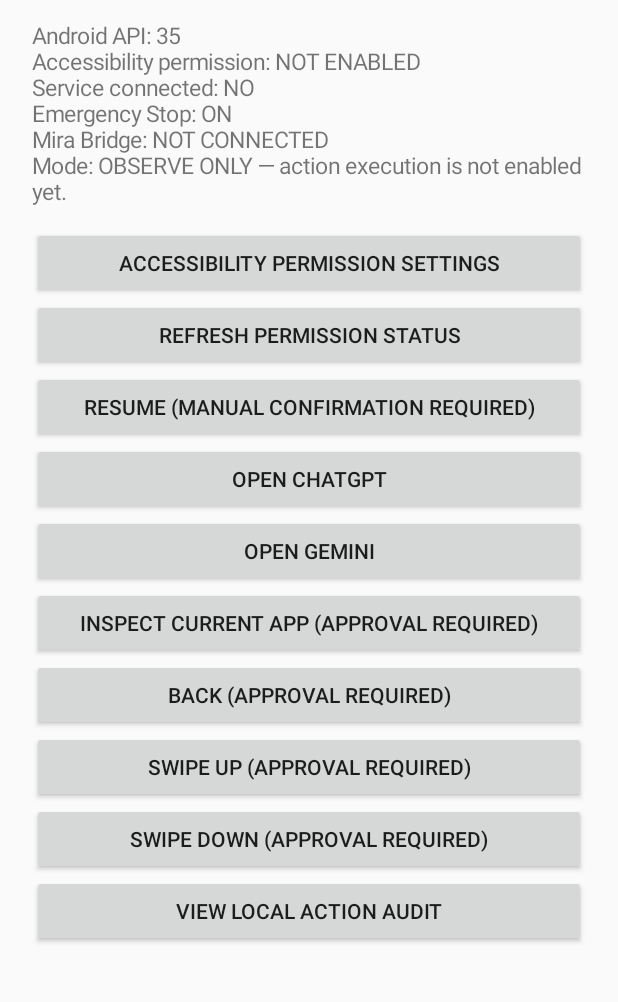
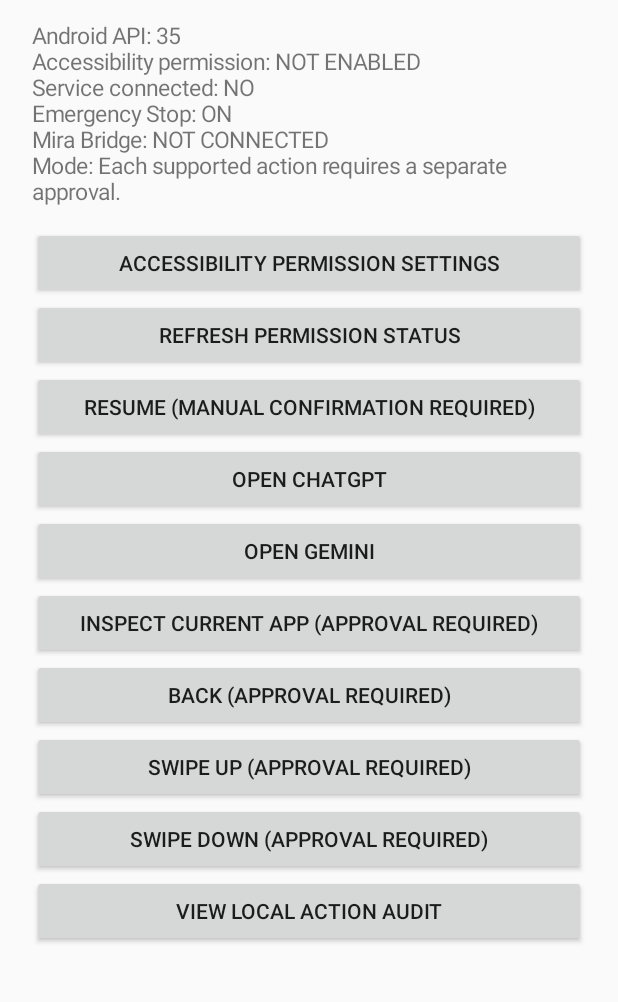
Before and after one commit to Shahed216215/APP-OPERATOR, an Android app: the screen it shows after launch (MainActivity), on a phone screen of 412 x 824 dp, the part 84-1086 px from its top. Run offline under Robolectric (Android 15) with nearby library versions, the phone set to English and light mode, and no system bars.

Commit message:
fix: report per-action approval mode accurately

```diff
--- a/app/src/main/java/com/mira/operator/MainActivity.kt
+++ b/app/src/main/java/com/mira/operator/MainActivity.kt
@@ -143,7 +143,7 @@ class MainActivity : Activity() {
             append("\nEmergency Stop: ")
             append(if (stopped) "ON" else "OFF")
             append("\nMira Bridge: NOT CONNECTED")
-            append("\nMode: OBSERVE ONLY — action execution is not enabled yet.")
+            append("\nMode: Each supported action requires a separate approval.")
         }
 
         stopButton.text = if (stopped) "Resume (manual confirmation required)" else "Emergency Stop"
```
